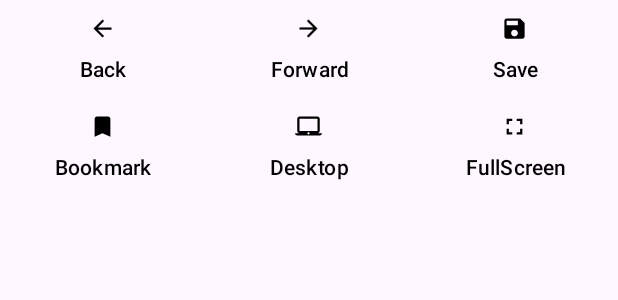
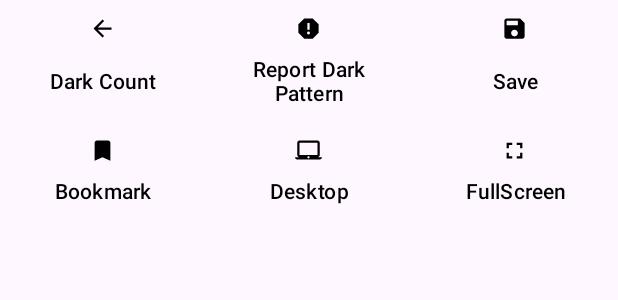
Before and after one commit to navneet-raj-karn/Dark-Pattern-Detection, an Android app: the layout more_features.xml on its own in the app's theme, with its tools: preview values and no code run, on a phone screen of 412 x 824 dp. Shown: the top 300 px of the screen. Run offline under Robolectric (Android 15) with nearby library versions, the phone set to English and light mode, and no system bars.

Commit message:
Add: Dark Count and Report Dark

```diff
--- /dev/null
+++ b/app/src/main/res/drawable/ic_report.xml
@@ -0,0 +1,5 @@
+<vector android:height="24dp" android:tint="#000000"
+    android:viewportHeight="24" android:viewportWidth="24"
+    android:width="24dp" xmlns:android="http://schemas.android.com/apk/res/android">
+    <path android:fillColor="@android:color/white" android:pathData="M15.73,3L8.27,3L3,8.27v7.46L8.27,21h7.46L21,15.73L21,8.27L15.73,3zM12,17.3c-0.72,0 -1.3,-0.58 -1.3,-1.3 0,-0.72 0.58,-1.3 1.3,-1.3 0.72,0 1.3,0.58 1.3,1.3 0,0.72 -0.58,1.3 -1.3,1.3zM13,13h-2L11,7h2v6z"/>
+</vector>
--- a/app/src/main/res/layout/more_features.xml
+++ b/app/src/main/res/layout/more_features.xml
@@ -11,12 +11,12 @@
         android:orientation="horizontal">
 
         <com.google.android.material.button.MaterialButton
-            android:id="@+id/backBtn"
+            android:id="@+id/cntBtn"
             android:layout_width="0dp"
             android:layout_height="match_parent"
             android:layout_weight="1"
             app:icon="@drawable/ic_back"
-            android:text="@string/back"
+            android:text="Dark Count"
             app:iconGravity="top"
             android:background="?attr/selectableItemBackground"
             app:iconTint="@color/black"
@@ -24,12 +24,12 @@
             android:textAllCaps="false"/>
 
         <com.google.android.material.button.MaterialButton
-            android:id="@+id/forwardBtn"
+            android:id="@+id/reportBtn"
             android:layout_width="0dp"
             android:layout_height="match_parent"
             android:layout_weight="1"
-            app:icon="@drawable/ic_forward"
-            android:text="@string/forward"
+            app:icon="@drawable/ic_report"
+            android:text="Report Dark Pattern"
             app:iconGravity="top"
             android:background="?attr/selectableItemBackground"
             app:iconTint="@color/black"
```
Also changed, not shown: app/src/main/java/com/example/safebrowser/activity/DarkCount.kt (added, +21 -0 lines), app/src/main/res/layout/activity_dark_count.xml (added, +38 -0 lines).
